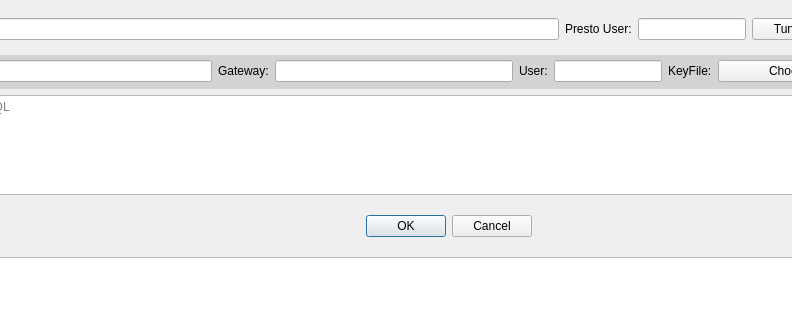
The window that mainWindow.ui (piekill/piepresto) describes before a commit, drawn with Qt 5; both pictures show x 378 to 1170 and y 0 to 320 of the 1400 by 800 pixel window.
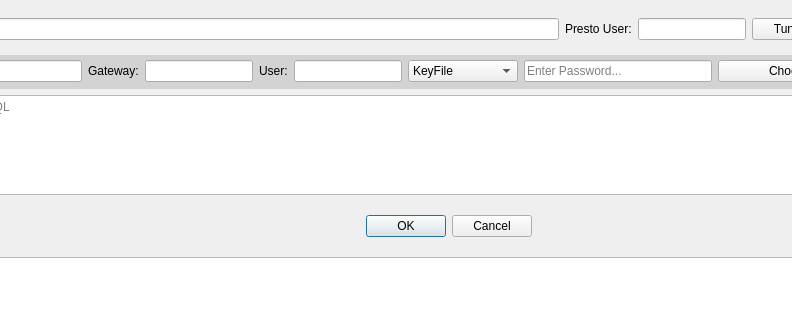
The same window after the commit. Custom widgets are drawn as their Qt base class.

Commit message: support ssh tunnel password

Diff of the .ui file:
```diff
--- a/mainWindow.ui
+++ b/mainWindow.ui
@@ -293,9 +293,65 @@
             </widget>
            </item>
            <item>
-            <widget class="QLabel" name="keyFileLabel">
-             <property name="text">
-              <string>KeyFile:</string>
+            <widget class="QComboBox" name="keyComboBox">
+             <property name="sizePolicy">
+              <sizepolicy hsizetype="Fixed" vsizetype="Fixed">
+               <horstretch>0</horstretch>
+               <verstretch>0</verstretch>
+              </sizepolicy>
+             </property>
+             <property name="minimumSize">
+              <size>
+               <width>110</width>
+               <height>0</height>
+              </size>
+             </property>
+             <property name="maximumSize">
+              <size>
+               <width>110</width>
+               <height>16777215</height>
+              </size>
+             </property>
+             <property name="currentText">
+              <string>KeyFile</string>
+             </property>
+             <item>
+              <property name="text">
+               <string>KeyFile</string>
+              </property>
+             </item>
+             <item>
+              <property name="text">
+               <string>Password</string>
+              </property>
+             </item>
+            </widget>
+           </item>
+           <item>
+            <widget class="QLineEdit" name="pwdLineEdit">
+             <property name="sizePolicy">
+              <sizepolicy hsizetype="Maximum" vsizetype="Fixed">
+               <horstretch>0</horstretch>
+               <verstretch>0</verstretch>
+              </sizepolicy>
+             </property>
+             <property name="minimumSize">
+              <size>
+               <width>188</width>
+               <height>22</height>
+              </size>
+             </property>
+             <property name="maximumSize">
+              <size>
+               <width>188</width>
+               <height>16777215</height>
+              </size>
+             </property>
+             <property name="echoMode">
+              <enum>QLineEdit::Password</enum>
+             </property>
+             <property name="placeholderText">
+              <string>Enter Password...</string>
              </property>
             </widget>
            </item>
```
The commit also changes 3 other files.
